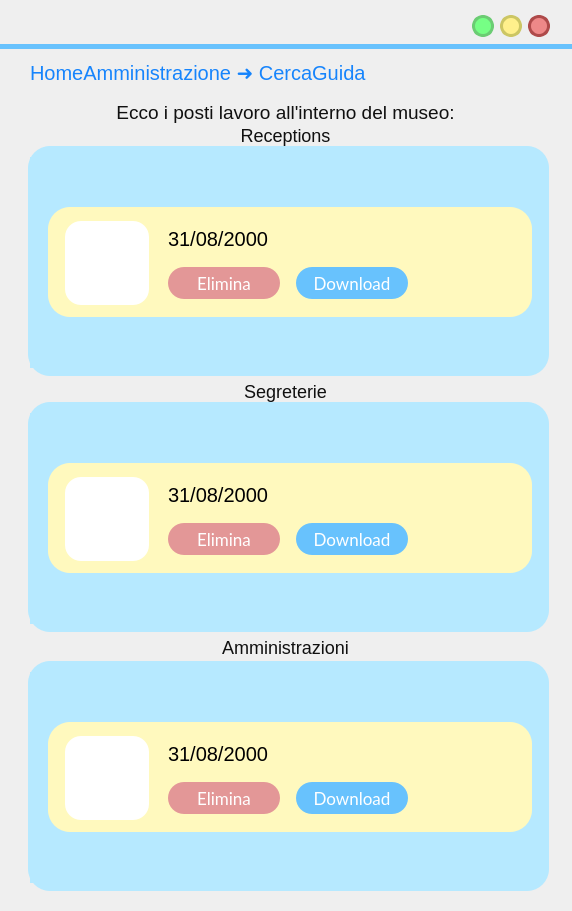
First picture: the form in frontend/ui/VistaGestisciPostiLavoro.ui, repository MrPio/MuseoOmero, before the edit.
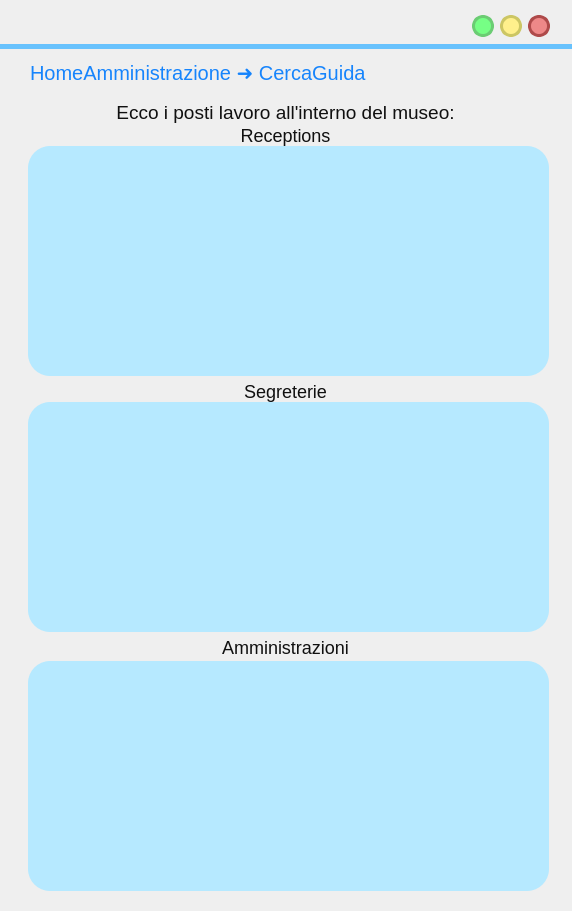
Second picture: the form after the edit. Icons and pictures are not drawn.

```diff
--- a/frontend/ui/VistaGestisciPostiLavoro.ui
+++ b/frontend/ui/VistaGestisciPostiLavoro.ui
@@ -287,9 +287,9 @@
    <widget class="QScrollArea" name="scrollArea">
     <property name="geometry">
      <rect>
-      <x>30</x>
+      <x>80</x>
       <y>157</y>
-      <width>511</width>
+      <width>410</width>
       <height>211</height>
      </rect>
     </property>
@@ -413,7 +413,7 @@
       <rect>
        <x>0</x>
        <y>0</y>
-       <width>511</width>
+       <width>410</width>
        <height>211</height>
       </rect>
      </property>
@@ -429,305 +429,6 @@
       <property name="leftMargin">
        <number>18</number>
       </property>
-      <item>
-       <widget class="QWidget" name="BackupWidget" native="true">
-        <property name="minimumSize">
-         <size>
-          <width>380</width>
-          <height>110</height>
-         </size>
-        </property>
-        <property name="maximumSize">
-         <size>
-          <width>3808</width>
-          <height>110</height>
-         </size>
-        </property>
-        <property name="styleSheet">
-         <string notr="true">border-radius: 22px;
-background-color:#fff9be;
-border-width:0px;</string>
-        </property>
-        <widget class="QLabel" name="immagineLabel_19">
-         <property name="geometry">
-          <rect>
-           <x>17</x>
-           <y>14</y>
-           <width>84</width>
-           <height>84</height>
-          </rect>
-         </property>
-         <property name="sizePolicy">
-          <sizepolicy hsizetype="MinimumExpanding" vsizetype="MinimumExpanding">
-           <horstretch>0</horstretch>
-           <verstretch>0</verstretch>
-          </sizepolicy>
-         </property>
-         <property name="minimumSize">
-          <size>
-           <width>84</width>
-           <height>84</height>
-          </size>
-         </property>
-         <property name="maximumSize">
-          <size>
-           <width>84</width>
-           <height>84</height>
-          </size>
-         </property>
-         <property name="styleSheet">
-          <string notr="true">border-radius: 16px;
-background-color: rgba(255, 255, 255, 255);</string>
-         </property>
-         <property name="text">
-          <string/>
-         </property>
-         <property name="pixmap">
-          <pixmap resource="res/res.qrc">:/icons/save_FILL1_wght600_GRAD200_opsz48_risultato.png</pixmap>
-         </property>
-         <property name="scaledContents">
-          <bool>true</bool>
-         </property>
-         <property name="alignment">
-          <set>Qt::AlignCenter</set>
-         </property>
-         <property name="margin">
-          <number>10</number>
-         </property>
-         <property name="indent">
-          <number>10</number>
-         </property>
-        </widget>
-        <widget class="QLabel" name="titoloLabel_8">
-         <property name="geometry">
-          <rect>
-           <x>120</x>
-           <y>16</y>
-           <width>251</width>
-           <height>31</height>
-          </rect>
-         </property>
-         <property name="styleSheet">
-          <string notr="true">font-size: 20px;
-text-align: left;
-background-color: rgba(255, 255, 255,0);
-</string>
-         </property>
-         <property name="text">
-          <string>31/08/2000</string>
-         </property>
-         <property name="alignment">
-          <set>Qt::AlignLeading|Qt::AlignLeft|Qt::AlignVCenter</set>
-         </property>
-        </widget>
-        <widget class="QLabel" name="immagineLabel_20">
-         <property name="geometry">
-          <rect>
-           <x>330</x>
-           <y>8</y>
-           <width>32</width>
-           <height>32</height>
-          </rect>
-         </property>
-         <property name="sizePolicy">
-          <sizepolicy hsizetype="MinimumExpanding" vsizetype="MinimumExpanding">
-           <horstretch>0</horstretch>
-           <verstretch>0</verstretch>
-          </sizepolicy>
-         </property>
-         <property name="minimumSize">
-          <size>
-           <width>32</width>
-           <height>32</height>
-          </size>
-         </property>
-         <property name="maximumSize">
-          <size>
-           <width>84</width>
-           <height>84</height>
-          </size>
-         </property>
-         <property name="styleSheet">
-          <string notr="true">
-background-color: rgba(255, 255, 255, 0);</string>
-         </property>
-         <property name="text">
-          <string/>
-         </property>
-         <property name="pixmap">
-          <pixmap resource="res/res.qrc">:/icons/folder_open_FILL1_wght600_GRAD200_opsz48_risultato.png</pixmap>
-         </property>
-         <property name="scaledContents">
-          <bool>true</bool>
-         </property>
-         <property name="alignment">
-          <set>Qt::AlignCenter</set>
-         </property>
-         <property name="margin">
-          <number>0</number>
-         </property>
-         <property name="indent">
-          <number>0</number>
-         </property>
-        </widget>
-        <widget class="QLabel" name="immagineLabel_21">
-         <property name="geometry">
-          <rect>
-           <x>290</x>
-           <y>8</y>
-           <width>32</width>
-           <height>32</height>
-          </rect>
-         </property>
-         <property name="sizePolicy">
-          <sizepolicy hsizetype="MinimumExpanding" vsizetype="MinimumExpanding">
-           <horstretch>0</horstretch>
-           <verstretch>0</verstretch>
-          </sizepolicy>
-         </property>
-         <property name="minimumSize">
-          <size>
-           <width>32</width>
-           <height>32</height>
-          </size>
-         </property>
-         <property name="maximumSize">
-          <size>
-           <width>84</width>
-           <height>84</height>
-          </size>
-         </property>
-         <property name="styleSheet">
-          <string notr="true">
-background-color: rgba(255, 255, 255, 0);</string>
-         </property>
-         <property name="text">
-          <string/>
-         </property>
-         <property name="pixmap">
-          <pixmap resource="res/res.qrc">:/icons/cloud_upload_FILL1_wght600_GRAD200_opsz48_risultato.png</pixmap>
-         </property>
-         <property name="scaledContents">
-          <bool>true</bool>
-         </property>
-         <property name="alignment">
-          <set>Qt::AlignCenter</set>
-         </property>
-         <property name="margin">
-          <number>0</number>
-         </property>
-         <property name="indent">
-          <number>0</number>
-         </property>
-        </widget>
-        <widget class="QPushButton" name="reduceButton_2">
-         <property name="geometry">
-          <rect>
-           <x>248</x>
-           <y>60</y>
-           <width>112</width>
-           <height>32</height>
-          </rect>
-         </property>
-         <property name="font">
-          <font>
-           <family>Lato</family>
-           <pointsize>13</pointsize>
-           <weight>50</weight>
-           <italic>false</italic>
-           <bold>false</bold>
-          </font>
-         </property>
-         <property name="cursor">
-          <cursorShape>PointingHandCursor</cursorShape>
-         </property>
-         <property name="autoFillBackground">
-          <bool>false</bool>
-         </property>
-         <property name="styleSheet">
-          <string notr="true">QPushButton{
- background-color:rgb(104, 194, 253);
- border-style: solid;
- border-radius:16px;
-color: rgb(255, 255, 255);
-	font: 13pt &quot;Lato&quot;;
-}
-
-QPushButton::hover{
-
-
-	border-color : rgb(15, 138, 204);
-	color: white;
-border-width:0;
-}
-
-QPushButton::pressed{
-	border-color:rgb(104, 194, 253);
-	border-width:2;
-	background-color : white;
-	color:rgb(104, 194, 253);
-}
-</string>
-         </property>
-         <property name="text">
-          <string>Download</string>
-         </property>
-        </widget>
-        <widget class="QPushButton" name="exitButton_2">
-         <property name="geometry">
-          <rect>
-           <x>120</x>
-           <y>60</y>
-           <width>112</width>
-           <height>32</height>
-          </rect>
-         </property>
-         <property name="font">
-          <font>
-           <family>Lato</family>
-           <pointsize>13</pointsize>
-           <weight>50</weight>
-           <italic>false</italic>
-           <bold>false</bold>
-          </font>
-         </property>
-         <property name="cursor">
-          <cursorShape>PointingHandCursor</cursorShape>
-         </property>
-         <property name="autoFillBackground">
-          <bool>false</bool>
-         </property>
-         <property name="styleSheet">
-          <string notr="true">QPushButton{
- background-color:#e39797;
- border-style: solid;
- border-radius:16px;
-color: rgb(255, 255, 255);
-	font: 13pt &quot;Lato&quot;;
-}
-
-QPushButton::hover{
-
-
-	border-color : rgb(15, 138, 204);
-	color: white;
-border-width:0;
-}
-
-QPushButton::pressed{
-	border-color:#e39797;
-	border-width:2;
-	background-color : white;
-	color:rgb(104, 194, 253);
-}
-</string>
-         </property>
-         <property name="text">
-          <string>Elimina</string>
-         </property>
-        </widget>
-       </widget>
-      </item>
      </layout>
     </widget>
    </widget>
@@ -793,9 +494,9 @@
    <widget class="QScrollArea" name="scrollArea_2">
     <property name="geometry">
      <rect>
-      <x>30</x>
+      <x>80</x>
       <y>413</y>
-      <width>511</width>
+      <width>410</width>
       <height>211</height>
      </rect>
     </property>
@@ -919,7 +620,7 @@
       <rect>
        <x>0</x>
        <y>0</y>
-       <width>511</width>
+       <width>410</width>
        <height>211</height>
       </rect>
      </property>
@@ -935,305 +636,6 @@
       <property name="leftMargin">
        <number>18</number>
       </property>
-      <item>
-       <widget class="QWidget" name="BackupWidget_2" native="true">
-        <property name="minimumSize">
-         <size>
-          <width>380</width>
-          <height>110</height>
-         </size>
-        </property>
-        <property name="maximumSize">
-         <size>
-          <width>3808</width>
-          <height>110</height>
-         </size>
-        </property>
-        <property name="styleSheet">
-         <string notr="true">border-radius: 22px;
-background-color:#fff9be;
-border-width:0px;</string>
-        </property>
-        <widget class="QLabel" name="immagineLabel_22">
-         <property name="geometry">
-          <rect>
-           <x>17</x>
-           <y>14</y>
-           <width>84</width>
-           <height>84</height>
-          </rect>
-         </property>
-         <property name="sizePolicy">
-          <sizepolicy hsizetype="MinimumExpanding" vsizetype="MinimumExpanding">
-           <horstretch>0</horstretch>
-           <verstretch>0</verstretch>
-          </sizepolicy>
-         </property>
-         <property name="minimumSize">
-          <size>
-           <width>84</width>
-           <height>84</height>
-          </size>
-         </property>
-         <property name="maximumSize">
-          <size>
-           <width>84</width>
-           <height>84</height>
-          </size>
-         </property>
-         <property name="styleSheet">
-          <string notr="true">border-radius: 16px;
-background-color: rgba(255, 255, 255, 255);</string>
-         </property>
-         <property name="text">
-          <string/>
-         </property>
-         <property name="pixmap">
-          <pixmap resource="res/res.qrc">:/icons/save_FILL1_wght600_GRAD200_opsz48_risultato.png</pixmap>
-         </property>
-         <property name="scaledContents">
-          <bool>true</bool>
-         </property>
-         <property name="alignment">
-          <set>Qt::AlignCenter</set>
-         </property>
-         <property name="margin">
-          <number>10</number>
-         </property>
-         <property name="indent">
-          <number>10</number>
-         </property>
-        </widget>
-        <widget class="QLabel" name="titoloLabel_9">
-         <property name="geometry">
-          <rect>
-           <x>120</x>
-           <y>16</y>
-           <width>251</width>
-           <height>31</height>
-          </rect>
-         </property>
-         <property name="styleSheet">
-          <string notr="true">font-size: 20px;
-text-align: left;
-background-color: rgba(255, 255, 255,0);
-</string>
-         </property>
-         <property name="text">
-          <string>31/08/2000</string>
-         </property>
-         <property name="alignment">
-          <set>Qt::AlignLeading|Qt::AlignLeft|Qt::AlignVCenter</set>
-         </property>
-        </widget>
-        <widget class="QLabel" name="immagineLabel_23">
-         <property name="geometry">
-          <rect>
-           <x>330</x>
-           <y>8</y>
-           <width>32</width>
-           <height>32</height>
-          </rect>
-         </property>
-         <property name="sizePolicy">
-          <sizepolicy hsizetype="MinimumExpanding" vsizetype="MinimumExpanding">
-           <horstretch>0</horstretch>
-           <verstretch>0</verstretch>
-          </sizepolicy>
-         </property>
-         <property name="minimumSize">
-          <size>
-           <width>32</width>
-           <height>32</height>
-          </size>
-         </property>
-         <property name="maximumSize">
-          <size>
-           <width>84</width>
-           <height>84</height>
-          </size>
-         </property>
-         <property name="styleSheet">
-          <string notr="true">
-background-color: rgba(255, 255, 255, 0);</string>
-         </property>
-         <property name="text">
-          <string/>
-         </property>
-         <property name="pixmap">
-          <pixmap resource="res/res.qrc">:/icons/folder_open_FILL1_wght600_GRAD200_opsz48_risultato.png</pixmap>
-         </property>
-         <property name="scaledContents">
-          <bool>true</bool>
-         </property>
-         <property name="alignment">
-          <set>Qt::AlignCenter</set>
-         </property>
-         <property name="margin">
-          <number>0</number>
-         </property>
-         <property name="indent">
-          <number>0</number>
-         </property>
-        </widget>
-        <widget class="QLabel" name="immagineLabel_24">
-         <property name="geometry">
-          <rect>
-           <x>290</x>
-           <y>8</y>
-           <width>32</width>
-           <height>32</height>
-          </rect>
-         </property>
-         <property name="sizePolicy">
-          <sizepolicy hsizetype="MinimumExpanding" vsizetype="MinimumExpanding">
-           <horstretch>0</horstretch>
-           <verstretch>0</verstretch>
-          </sizepolicy>
-         </property>
-         <property name="minimumSize">
-          <size>
-           <width>32</width>
-           <height>32</height>
-          </size>
-         </property>
-         <property name="maximumSize">
-          <size>
-           <width>84</width>
-           <height>84</height>
-          </size>
-         </property>
-         <property name="styleSheet">
-          <string notr="true">
-background-color: rgba(255, 255, 255, 0);</string>
-         </property>
-         <property name="text">
-          <string/>
-         </property>
-         <property name="pixmap">
-          <pixmap resource="res/res.qrc">:/icons/cloud_upload_FILL1_wght600_GRAD200_opsz48_risultato.png</pixmap>
-         </property>
-         <property name="scaledContents">
-          <bool>true</bool>
-         </property>
-         <property name="alignment">
-          <set>Qt::AlignCenter</set>
-         </property>
-         <property name="margin">
-          <number>0</number>
-         </property>
-         <property name="indent">
-          <number>0</number>
-         </property>
-        </widget>
-        <widget class="QPushButton" name="reduceButton_3">
-         <property name="geometry">
-          <rect>
-           <x>248</x>
-           <y>60</y>
-           <width>112</width>
-           <height>32</height>
-          </rect>
-         </property>
-         <property name="font">
-          <font>
-           <family>Lato</family>
-           <pointsize>13</pointsize>
-           <weight>50</weight>
-           <italic>false</italic>
-           <bold>false</bold>
-          </font>
-         </property>
-         <property name="cursor">
-          <cursorShape>PointingHandCursor</cursorShape>
-         </property>
-         <property name="autoFillBackground">
-          <bool>false</bool>
-         </property>
-         <property name="styleSheet">
-          <string notr="true">QPushButton{
- background-color:rgb(104, 194, 253);
- border-style: solid;
- border-radius:16px;
-color: rgb(255, 255, 255);
-	font: 13pt &quot;Lato&quot;;
-}
-
-QPushButton::hover{
-
-
-	border-color : rgb(15, 138, 204);
-	color: white;
-border-width:0;
-}
-
-QPushButton::pressed{
-	border-color:rgb(104, 194, 253);
-	border-width:2;
-	background-color : white;
-	color:rgb(104, 194, 253);
-}
-</string>
-         </property>
-         <property name="text">
-          <string>Download</string>
-         </property>
-        </widget>
-        <widget class="QPushButton" name="exitButton_3">
-         <property name="geometry">
-          <rect>
-           <x>120</x>
-           <y>60</y>
-           <width>112</width>
-           <height>32</height>
-          </rect>
-         </property>
-         <property name="font">
-          <font>
-           <family>Lato</family>
-           <pointsize>13</pointsize>
-           <weight>50</weight>
-           <italic>false</italic>
-           <bold>false</bold>
-          </font>
-         </property>
-         <property name="cursor">
-          <cursorShape>PointingHandCursor</cursorShape>
-         </property>
-         <property name="autoFillBackground">
-          <bool>false</bool>
-         </property>
-         <property name="styleSheet">
-          <string notr="true">QPushButton{
- background-color:#e39797;
- border-style: solid;
- border-radius:16px;
-color: rgb(255, 255, 255);
-	font: 13pt &quot;Lato&quot;;
-}
-
-QPushButton::hover{
-
-
-	border-color : rgb(15, 138, 204);
-	color: white;
-border-width:0;
-}
-
-QPushButton::pressed{
-	border-color:#e39797;
-	border-width:2;
-	background-color : white;
-	color:rgb(104, 194, 253);
-}
-</string>
-         </property>
-         <property name="text">
-          <string>Elimina</string>
-         </property>
-        </widget>
-       </widget>
-      </item>
      </layout>
     </widget>
    </widget>
@@ -1308,9 +710,9 @@
    <widget class="QScrollArea" name="scrollArea_3">
     <property name="geometry">
      <rect>
-      <x>30</x>
+      <x>80</x>
       <y>672</y>
-      <width>511</width>
+      <width>410</width>
       <height>211</height>
      </rect>
     </property>
@@ -1434,7 +836,7 @@
       <rect>
        <x>0</x>
        <y>0</y>
-       <width>511</width>
+       <width>410</width>
        <height>211</height>
       </rect>
      </property>
@@ -1450,305 +852,6 @@
       <property name="leftMargin">
        <number>18</number>
       </property>
-      <item>
-       <widget class="QWidget" name="BackupWidget_3" native="true">
-        <property name="minimumSize">
-         <size>
-          <width>380</width>
-          <height>110</height>
-         </size>
-        </property>
-        <property name="maximumSize">
-         <size>
-          <width>3808</width>
-          <height>110</height>
-         </size>
-        </property>
-        <property name="styleSheet">
-         <string notr="true">border-radius: 22px;
-background-color:#fff9be;
-border-width:0px;</string>
-        </property>
-        <widget class="QLabel" name="immagineLabel_25">
-         <property name="geometry">
-          <rect>
-           <x>17</x>
-           <y>14</y>
-           <width>84</width>
-           <height>84</height>
-          </rect>
-         </property>
-         <property name="sizePolicy">
-          <sizepolicy hsizetype="MinimumExpanding" vsizetype="MinimumExpanding">
-           <horstretch>0</horstretch>
-           <verstretch>0</verstretch>
-          </sizepolicy>
-         </property>
-         <property name="minimumSize">
-          <size>
-           <width>84</width>
-           <height>84</height>
-          </size>
-         </property>
-         <property name="maximumSize">
-          <size>
-           <width>84</width>
-           <height>84</height>
-          </size>
-         </property>
-         <property name="styleSheet">
-          <string notr="true">border-radius: 16px;
-background-color: rgba(255, 255, 255, 255);</string>
-         </property>
-         <property name="text">
-          <string/>
-         </property>
-         <property name="pixmap">
-          <pixmap resource="res/res.qrc">:/icons/save_FILL1_wght600_GRAD200_opsz48_risultato.png</pixmap>
-         </property>
-         <property name="scaledContents">
-          <bool>true</bool>
-         </property>
-         <property name="alignment">
-          <set>Qt::AlignCenter</set>
-         </property>
-         <property name="margin">
-          <number>10</number>
-         </property>
-         <property name="indent">
-          <number>10</number>
-         </property>
-        </widget>
-        <widget class="QLabel" name="titoloLabel_10">
-         <property name="geometry">
-          <rect>
-           <x>120</x>
-           <y>16</y>
-           <width>251</width>
-           <height>31</height>
-          </rect>
-         </property>
-         <property name="styleSheet">
-          <string notr="true">font-size: 20px;
-text-align: left;
-background-color: rgba(255, 255, 255,0);
-</string>
-         </property>
-         <property name="text">
-          <string>31/08/2000</string>
-         </property>
-         <property name="alignment">
-          <set>Qt::AlignLeading|Qt::AlignLeft|Qt::AlignVCenter</set>
-         </property>
-        </widget>
-        <widget class="QLabel" name="immagineLabel_26">
-         <property name="geometry">
-          <rect>
-           <x>330</x>
-           <y>8</y>
-           <width>32</width>
-           <height>32</height>
-          </rect>
-         </property>
-         <property name="sizePolicy">
-          <sizepolicy hsizetype="MinimumExpanding" vsizetype="MinimumExpanding">
-           <horstretch>0</horstretch>
-           <verstretch>0</verstretch>
-          </sizepolicy>
-         </property>
-         <property name="minimumSize">
-          <size>
-           <width>32</width>
-           <height>32</height>
-          </size>
-         </property>
-         <property name="maximumSize">
-          <size>
-           <width>84</width>
-           <height>84</height>
-          </size>
-         </property>
-         <property name="styleSheet">
-          <string notr="true">
-background-color: rgba(255, 255, 255, 0);</string>
-         </property>
-         <property name="text">
-          <string/>
-         </property>
-         <property name="pixmap">
-          <pixmap resource="res/res.qrc">:/icons/folder_open_FILL1_wght600_GRAD200_opsz48_risultato.png</pixmap>
-         </property>
-         <property name="scaledContents">
-          <bool>true</bool>
-         </property>
-         <property name="alignment">
-          <set>Qt::AlignCenter</set>
-         </property>
-         <property name="margin">
-          <number>0</number>
-         </property>
-         <property name="indent">
-          <number>0</number>
-         </property>
-        </widget>
-        <widget class="QLabel" name="immagineLabel_27">
-         <property name="geometry">
-          <rect>
-           <x>290</x>
-           <y>8</y>
-           <width>32</width>
-           <height>32</height>
-          </rect>
-         </property>
-         <property name="sizePolicy">
-          <sizepolicy hsizetype="MinimumExpanding" vsizetype="MinimumExpanding">
-           <horstretch>0</horstretch>
-           <verstretch>0</verstretch>
-          </sizepolicy>
-         </property>
-         <property name="minimumSize">
-          <size>
-           <width>32</width>
-           <height>32</height>
-          </size>
-         </property>
-         <property name="maximumSize">
-          <size>
-           <width>84</width>
-           <height>84</height>
-          </size>
-         </property>
-         <property name="styleSheet">
-          <string notr="true">
-background-color: rgba(255, 255, 255, 0);</string>
-         </property>
-         <property name="text">
-          <string/>
-         </property>
-         <property name="pixmap">
-          <pixmap resource="res/res.qrc">:/icons/cloud_upload_FILL1_wght600_GRAD200_opsz48_risultato.png</pixmap>
-         </property>
-         <property name="scaledContents">
-          <bool>true</bool>
-         </property>
-         <property name="alignment">
-          <set>Qt::AlignCenter</set>
-         </property>
-         <property name="margin">
-          <number>0</number>
-         </property>
-         <property name="indent">
-          <number>0</number>
-         </property>
-        </widget>
-        <widget class="QPushButton" name="reduceButton_4">
-         <property name="geometry">
-          <rect>
-           <x>248</x>
-           <y>60</y>
-           <width>112</width>
-           <height>32</height>
-          </rect>
-         </property>
-         <property name="font">
-          <font>
-           <family>Lato</family>
-           <pointsize>13</pointsize>
-           <weight>50</weight>
-           <italic>false</italic>
-           <bold>false</bold>
-          </font>
-         </property>
-         <property name="cursor">
-          <cursorShape>PointingHandCursor</cursorShape>
-         </property>
-         <property name="autoFillBackground">
-          <bool>false</bool>
-         </property>
-         <property name="styleSheet">
-          <string notr="true">QPushButton{
- background-color:rgb(104, 194, 253);
- border-style: solid;
- border-radius:16px;
-color: rgb(255, 255, 255);
-	font: 13pt &quot;Lato&quot;;
-}
-
-QPushButton::hover{
-
-
-	border-color : rgb(15, 138, 204);
-	color: white;
-border-width:0;
-}
-
-QPushButton::pressed{
-	border-color:rgb(104, 194, 253);
-	border-width:2;
-	background-color : white;
-	color:rgb(104, 194, 253);
-}
-</string>
-         </property>
-         <property name="text">
-          <string>Download</string>
-         </property>
-        </widget>
-        <widget class="QPushButton" name="exitButton_4">
-         <property name="geometry">
-          <rect>
-           <x>120</x>
-           <y>60</y>
-           <width>112</width>
-           <height>32</height>
-          </rect>
-         </property>
-         <property name="font">
-          <font>
-           <family>Lato</family>
-           <pointsize>13</pointsize>
-           <weight>50</weight>
-           <italic>false</italic>
-           <bold>false</bold>
-          </font>
-         </property>
-         <property name="cursor">
-          <cursorShape>PointingHandCursor</cursorShape>
-         </property>
-         <property name="autoFillBackground">
-          <bool>false</bool>
-         </property>
-         <property name="styleSheet">
-          <string notr="true">QPushButton{
- background-color:#e39797;
- border-style: solid;
- border-radius:16px;
-color: rgb(255, 255, 255);
-	font: 13pt &quot;Lato&quot;;
-}
-
-QPushButton::hover{
-
-
-	border-color : rgb(15, 138, 204);
-	color: white;
-border-width:0;
-}
-
-QPushButton::pressed{
-	border-color:#e39797;
-	border-width:2;
-	background-color : white;
-	color:rgb(104, 194, 253);
-}
-</string>
-         </property>
-         <property name="text">
-          <string>Elimina</string>
-         </property>
-        </widget>
-       </widget>
-      </item>
      </layout>
     </widget>
    </widget>
```
